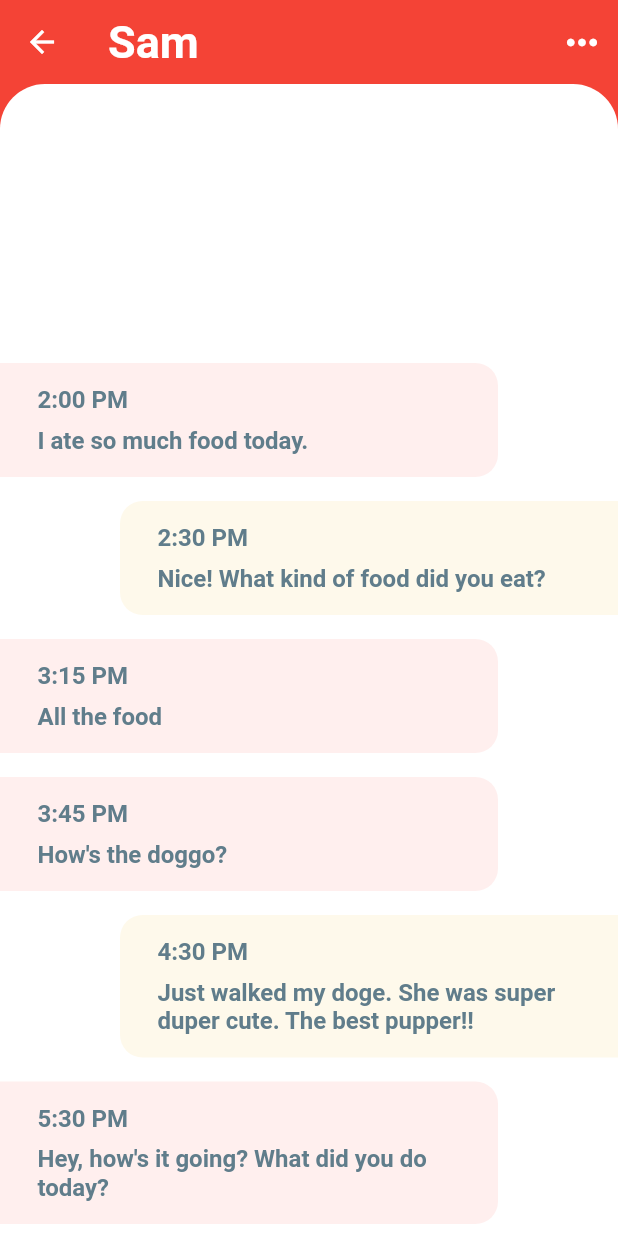
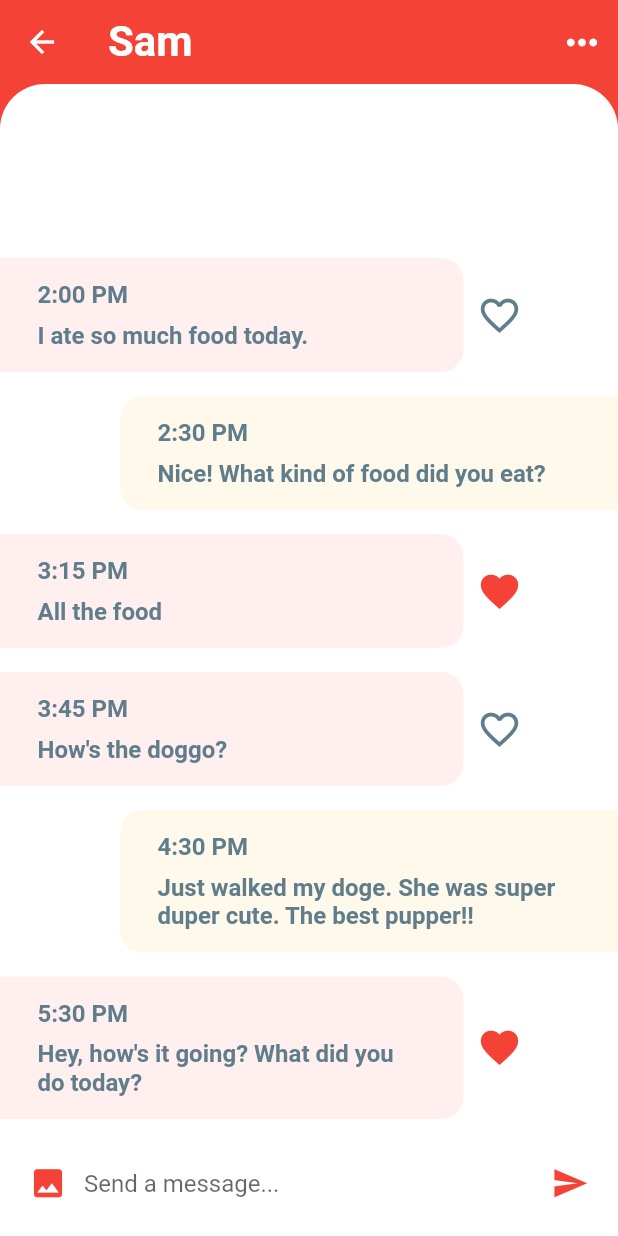
Before and after one commit to sameerkhan24/FlutterRedChatUI, a Flutter app: the screen it shows after launch, after a tap on "Sam", on a phone screen of 412 x 824 dp. Run offline on Flutter 3.47's test engine with Material 2 defaults, Android fonts, the phone set to English and light mode, and no system bars.

Commit message:
Added Message Composer and completed chat screen

```diff
--- a/lib/screens/chatsscreen.dart
+++ b/lib/screens/chatsscreen.dart
@@ -5,8 +5,8 @@ import 'package:flutter_chat_ui_starter/models/user_model.dart';
 
 
 class ChatScreen extends StatefulWidget {
+  final User user;
 
-  final User user;
   ChatScreen({this.user});
 
   @override
@@ -14,49 +14,107 @@ class ChatScreen extends StatefulWidget {
 }
 
 class _ChatScreenState extends State<ChatScreen> {
-
-  _buildMessage(Message message, bool isMe){
-    return Container(
+  _buildMessage(Message message, bool isMe) {
+    final Container msg = Container(
       margin: isMe
-      ? EdgeInsets.only(top: 8,bottom: 8,left: 80)
-      : EdgeInsets.only(top: 8,bottom: 8,right: 80),
-      padding: EdgeInsets.symmetric(horizontal: 25,vertical: 15),
+          ? EdgeInsets.only(
+              top: 8.0,
+              bottom: 8.0,
+              left: 80.0,
+            )
+          : EdgeInsets.only(
+              top: 8.0,
+              bottom: 8.0,
+            ),
+      padding: EdgeInsets.symmetric(horizontal: 25.0, vertical: 15.0),
+      width: MediaQuery.of(context).size.width * 0.75,
       decoration: BoxDecoration(
-        color: isMe ? Theme.of(context).accentColor :Color(0xFFFFEFEE),
-        borderRadius: isMe? BorderRadius.only(
-          topLeft: Radius.circular(15),
-          bottomLeft: Radius.circular(15)
+        color: isMe ? Theme.of(context).accentColor : Color(0xFFFFEFEE),
+        borderRadius: isMe
+            ? BorderRadius.only(
+                topLeft: Radius.circular(15.0),
+                bottomLeft: Radius.circular(15.0),
               )
-        :BorderRadius.only(
-          topRight: Radius.circular(15),
-          bottomRight: Radius.circular(15)
+            : BorderRadius.only(
+                topRight: Radius.circular(15.0),
+                bottomRight: Radius.circular(15.0),
               ),
       ),
       child: Column(
         crossAxisAlignment: CrossAxisAlignment.start,
-        children: [
+        children: <Widget>[
           Text(
             message.time,
             style: TextStyle(
               color: Colors.blueGrey,
-              fontSize: 16,
-              fontWeight: FontWeight.bold
+              fontSize: 16.0,
+              fontWeight: FontWeight.w600,
             ),
           ),
-          SizedBox(height: 8,),
+          SizedBox(height: 8.0),
           Text(
             message.text,
             style: TextStyle(
               color: Colors.blueGrey,
-              fontSize: 16,
-              fontWeight: FontWeight.bold
+              fontSize: 16.0,
+              fontWeight: FontWeight.w600,
             ),
           ),
         ],
       ),
     );
+    if (isMe) {
+      return msg;
+    }
+    return Row(
+      children: <Widget>[
+        msg,
+        IconButton(
+          icon: message.isLiked
+              ? Icon(Icons.favorite)
+              : Icon(Icons.favorite_border),
+          iconSize: 30.0,
+          color: message.isLiked
+              ? Theme.of(context).primaryColor
+              : Colors.blueGrey,
+          onPressed: () {},
+        )
+      ],
+    );
   }
 
+  _buildMessageComposer() {
+    return Container(
+      padding: EdgeInsets.symmetric(horizontal: 8.0),
+      height: 70.0,
+      color: Colors.white,
+      child: Row(
+        children: <Widget>[
+          IconButton(
+            icon: Icon(Icons.photo),
+            iconSize: 25.0,
+            color: Theme.of(context).primaryColor,
+            onPressed: () {},
+          ),
+          Expanded(
+            child: TextField(
+              textCapitalization: TextCapitalization.sentences,
+              onChanged: (value) {},
+              decoration: InputDecoration.collapsed(
+                hintText: 'Send a message...',
+              ),
+            ),
+          ),
+          IconButton(
+            icon: Icon(Icons.send),
+            iconSize: 25.0,
+            color: Theme.of(context).primaryColor,
+            onPressed: () {},
+          ),
+        ],
+      ),
+    );
+  }
 
   @override
   Widget build(BuildContext context) {
@@ -66,41 +124,43 @@ class _ChatScreenState extends State<ChatScreen> {
         title: Text(
           widget.user.name,
           style: TextStyle(
-              fontSize: 30.0,
+            fontSize: 28.0,
             fontWeight: FontWeight.bold,
           ),
         ),
         elevation: 0.0,
-        actions: [
+        actions: <Widget>[
           IconButton(
             icon: Icon(Icons.more_horiz_rounded),
             iconSize: 30.0,
             color: Colors.white,
-            onPressed: (){},
+            onPressed: () {},
           ),
         ],
       ),
-      body: Column(
-        children: [
+      body: GestureDetector(
+        onTap: () => FocusScope.of(context).unfocus(),
+        child: Column(
+          children: <Widget>[
             Expanded(
               child: Container(
                 decoration: BoxDecoration(
                   color: Colors.white,
                   borderRadius: BorderRadius.only(
-                  topLeft: Radius.circular(30),
-                  topRight: Radius.circular(30),
+                    topLeft: Radius.circular(30.0),
+                    topRight: Radius.circular(30.0),
                   ),
                 ),
                 child: ClipRRect(
                   borderRadius: BorderRadius.only(
-                  topLeft: Radius.circular(30),
-                  topRight: Radius.circular(30),
+                    topLeft: Radius.circular(30.0),
+                    topRight: Radius.circular(30.0),
                   ),
                   child: ListView.builder(
                     reverse: true,
+                    padding: EdgeInsets.only(top: 15.0),
                     itemCount: messages.length,
-                  padding: EdgeInsets.only(top: 15),
-                  itemBuilder: (BuildContext context, int index){
+                    itemBuilder: (BuildContext context, int index) {
                       final Message message = messages[index];
                       final bool isMe = message.sender.id == currentUser.id;
                       return _buildMessage(message, isMe);
@@ -109,7 +169,9 @@ class _ChatScreenState extends State<ChatScreen> {
                 ),
               ),
             ),
+            _buildMessageComposer(),
           ],
+        ),
       ),
     );
   }
```
Lines whose indentation alone changed are shown as unchanged.
